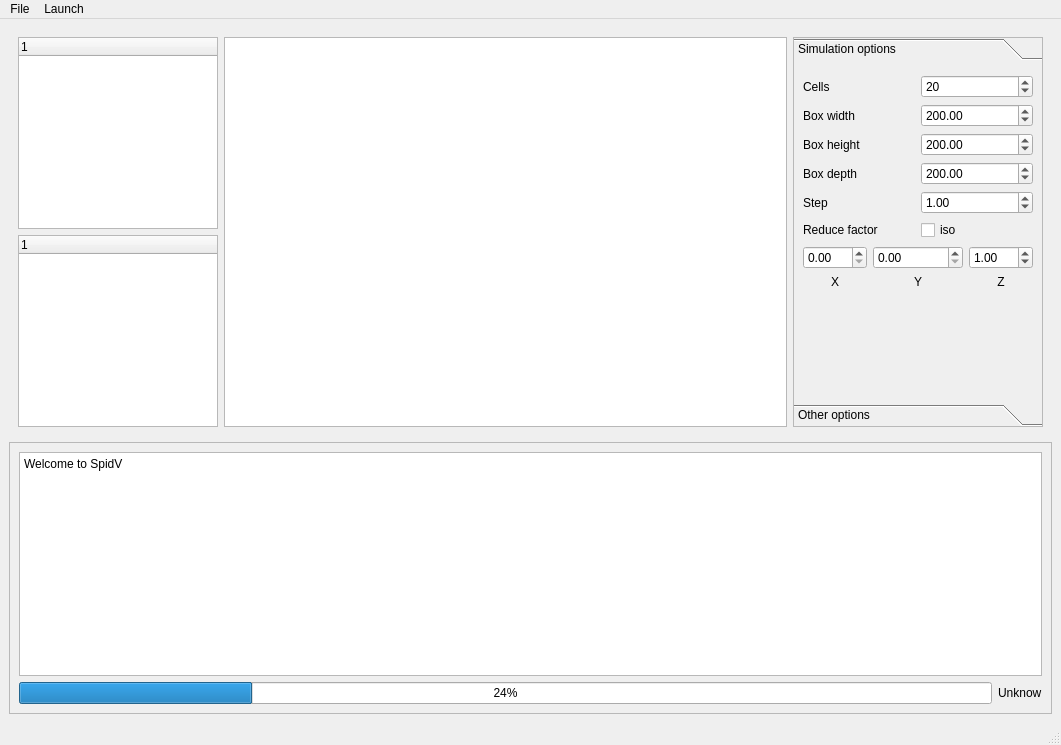
Qt form mainwindow.ui (IPAM-IGF/VesselMod) before a commit.
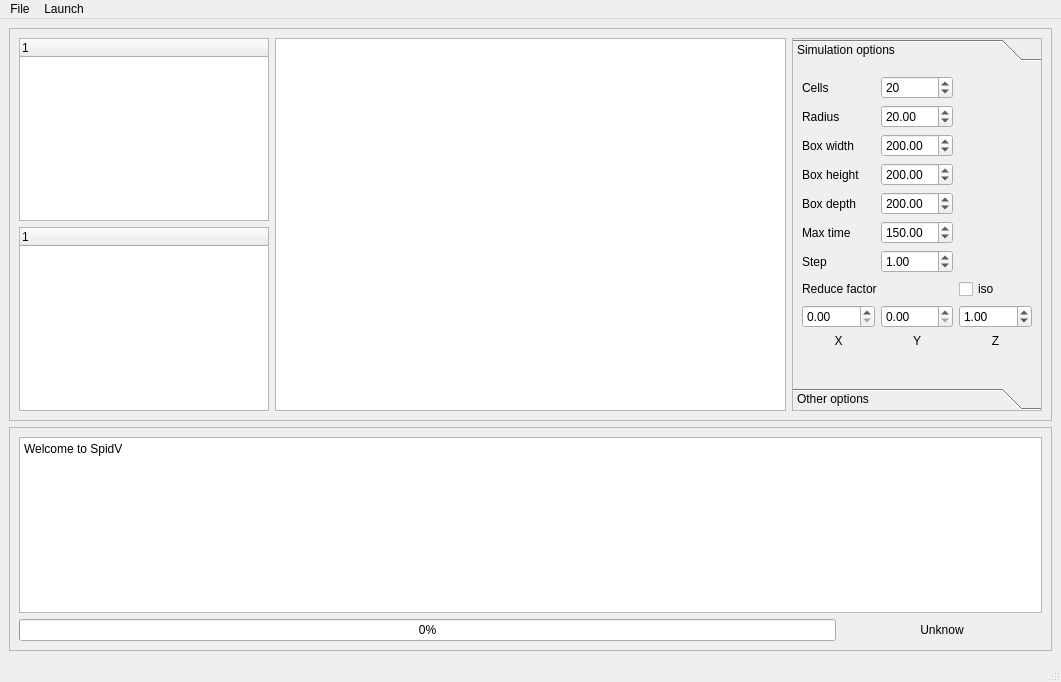
The same form after that commit. The open tabs and pages were chosen to show the change. Icons and pictures are not drawn.

```diff
--- a/mainwindow.ui
+++ b/mainwindow.ui
@@ -7,19 +7,108 @@
     <x>0</x>
     <y>0</y>
     <width>1061</width>
-    <height>745</height>
+    <height>682</height>
    </rect>
   </property>
   <property name="windowTitle">
-   <string>MainWindow</string>
+   <string>SpidV</string>
+  </property>
+  <property name="styleSheet">
+   <string notr="true"/>
   </property>
   <widget class="QWidget" name="centralwidget">
+   <property name="styleSheet">
+    <string notr="true">#centralwidget {
+/*background-color:white;
+background-image: url(:/backgroundimg/background.jpg);*/
+} 
+</string>
+   </property>
    <layout class="QGridLayout" name="gridLayout">
+    <item row="1" column="0">
+     <widget class="QFrame" name="frame">
+      <property name="minimumSize">
+       <size>
+        <width>0</width>
+        <height>100</height>
+       </size>
+      </property>
+      <property name="sizeIncrement">
+       <size>
+        <width>0</width>
+        <height>0</height>
+       </size>
+      </property>
+      <property name="frameShape">
+       <enum>QFrame::StyledPanel</enum>
+      </property>
+      <property name="frameShadow">
+       <enum>QFrame::Raised</enum>
+      </property>
+      <layout class="QGridLayout" name="gridLayout_4">
+       <item row="0" column="0" colspan="2">
+        <widget class="QPlainTextEdit" name="LogPanel">
+         <property name="sizePolicy">
+          <sizepolicy hsizetype="Expanding" vsizetype="Preferred">
+           <horstretch>0</horstretch>
+           <verstretch>0</verstretch>
+          </sizepolicy>
+         </property>
+         <property name="sizeIncrement">
+          <size>
+           <width>0</width>
+           <height>0</height>
+          </size>
+         </property>
+         <property name="readOnly">
+          <bool>true</bool>
+         </property>
+         <property name="plainText">
+          <string>Welcome to SpidV
+</string>
+         </property>
+        </widget>
+       </item>
+       <item row="1" column="0">
+        <widget class="QProgressBar" name="ProcessProgressBar">
+         <property name="value">
+          <number>0</number>
+         </property>
+        </widget>
+       </item>
+       <item row="1" column="1">
+        <widget class="QLabel" name="ProcessStatus">
+         <property name="minimumSize">
+          <size>
+           <width>200</width>
+           <height>0</height>
+          </size>
+         </property>
+         <property name="text">
+          <string>Unknow</string>
+         </property>
+         <property name="alignment">
+          <set>Qt::AlignCenter</set>
+         </property>
+        </widget>
+       </item>
+      </layout>
+     </widget>
+    </item>
     <item row="0" column="0">
-     <widget class="QWidget" name="widget" native="true">
+     <widget class="QFrame" name="frame">
+      <property name="frameShape">
+       <enum>QFrame::StyledPanel</enum>
+      </property>
       <layout class="QGridLayout" name="gridLayout_3">
        <item row="0" column="0">
         <widget class="QTreeWidget" name="CellTree">
+         <property name="minimumSize">
+          <size>
+           <width>250</width>
+           <height>0</height>
+          </size>
+         </property>
          <property name="maximumSize">
           <size>
            <width>200</width>
@@ -29,21 +118,18 @@
          <property name="lineWidth">
           <number>1</number>
          </property>
-         <column>
-          <property name="text">
-           <string notr="true">1</string>
-          </property>
-         </column>
-        </widget>
-       </item>
-       <item row="1" column="0">
-        <widget class="QTreeWidget" name="treeWidget">
-         <property name="maximumSize">
-          <size>
-           <width>200</width>
-           <height>16777215</height>
-          </size>
-         </property>
+         <attribute name="headerVisible">
+          <bool>true</bool>
+         </attribute>
+         <attribute name="headerCascadingSectionResizes">
+          <bool>false</bool>
+         </attribute>
+         <attribute name="headerCascadingSectionResizes">
+          <bool>false</bool>
+         </attribute>
+         <attribute name="headerVisible">
+          <bool>true</bool>
+         </attribute>
          <column>
           <property name="text">
            <string notr="true">1</string>
@@ -59,6 +145,9 @@
            <verstretch>0</verstretch>
           </sizepolicy>
          </property>
+         <property name="styleSheet">
+          <string notr="true"/>
+         </property>
          <property name="frameShape">
           <enum>QFrame::StyledPanel</enum>
          </property>
@@ -70,11 +159,17 @@
           <bool>true</bool>
          </property>
          <property name="sizePolicy">
-          <sizepolicy hsizetype="Ignored" vsizetype="Preferred">
+          <sizepolicy hsizetype="Expanding" vsizetype="Preferred">
            <horstretch>0</horstretch>
            <verstretch>0</verstretch>
           </sizepolicy>
          </property>
+         <property name="minimumSize">
+          <size>
+           <width>0</width>
+           <height>0</height>
+          </size>
+         </property>
          <property name="maximumSize">
           <size>
            <width>250</width>
@@ -92,8 +187,8 @@
            <rect>
             <x>0</x>
             <y>0</y>
-            <width>254</width>
-            <height>313</height>
+            <width>260</width>
+            <height>333</height>
            </rect>
           </property>
           <attribute name="label">
@@ -107,7 +202,7 @@
              </property>
             </widget>
            </item>
-           <item row="0" column="2" colspan="2">
+           <item row="0" column="1">
             <widget class="QSpinBox" name="spinNbcells">
              <property name="maximum">
               <number>999</number>
@@ -118,13 +213,30 @@
             </widget>
            </item>
            <item row="1" column="0">
+            <widget class="QLabel" name="Radiuslab">
+             <property name="text">
+              <string>Radius</string>
+             </property>
+            </widget>
+           </item>
+           <item row="1" column="1">
+            <widget class="QDoubleSpinBox" name="radiusSpin">
+             <property name="maximum">
+              <double>300.000000000000000</double>
+             </property>
+             <property name="value">
+              <double>20.000000000000000</double>
+             </property>
+            </widget>
+           </item>
+           <item row="2" column="0">
             <widget class="QLabel" name="boxsizelab">
              <property name="text">
               <string>Box width</string>
              </property>
             </widget>
            </item>
-           <item row="1" column="2" colspan="2">
+           <item row="2" column="1">
             <widget class="QDoubleSpinBox" name="spinDepth">
              <property name="maximum">
               <double>9999.989999999999782</double>
@@ -134,14 +246,14 @@
              </property>
             </widget>
            </item>
-           <item row="2" column="0">
+           <item row="3" column="0">
             <widget class="QLabel" name="label_3">
              <property name="text">
               <string>Box height</string>
              </property>
             </widget>
            </item>
-           <item row="2" column="2" colspan="2">
+           <item row="3" column="1">
             <widget class="QDoubleSpinBox" name="spinWidth">
              <property name="maximum">
               <double>9999.989999999999782</double>
@@ -151,14 +263,14 @@
              </property>
             </widget>
            </item>
-           <item row="3" column="0">
+           <item row="4" column="0">
             <widget class="QLabel" name="label_4">
              <property name="text">
               <string>Box depth</string>
              </property>
             </widget>
            </item>
-           <item row="3" column="2" colspan="2">
+           <item row="4" column="1">
             <widget class="QDoubleSpinBox" name="spinHeight">
              <property name="maximum">
               <double>9999.989999999999782</double>
@@ -168,15 +280,32 @@
              </property>
             </widget>
            </item>
-           <item row="4" column="0">
+           <item row="5" column="0">
+            <widget class="QLabel" name="timeLab">
+             <property name="text">
+              <string>Max time</string>
+             </property>
+            </widget>
+           </item>
+           <item row="5" column="1">
+            <widget class="QDoubleSpinBox" name="maxtimeSpin">
+             <property name="maximum">
+              <double>9999.000000000000000</double>
+             </property>
+             <property name="value">
+              <double>150.000000000000000</double>
+             </property>
+            </widget>
+           </item>
+           <item row="6" column="0">
             <widget class="QLabel" name="label">
              <property name="text">
               <string>Step</string>
              </property>
             </widget>
            </item>
-           <item row="4" column="2" colspan="2">
-            <widget class="QDoubleSpinBox" name="doubleSpinBox">
+           <item row="6" column="1">
+            <widget class="QDoubleSpinBox" name="stepSpin">
              <property name="maximum">
               <double>200.000000000000000</double>
              </property>
@@ -188,36 +317,29 @@
              </property>
             </widget>
            </item>
-           <item row="5" column="0" colspan="2">
+           <item row="7" column="0" colspan="2">
             <widget class="QLabel" name="label_2">
              <property name="text">
               <string>Reduce factor</string>
              </property>
             </widget>
            </item>
-           <item row="5" column="2">
-            <widget class="QCheckBox" name="checkBox">
-             <property name="text">
-              <string>iso</string>
-             </property>
-            </widget>
-           </item>
-           <item row="6" column="0">
-            <widget class="QDoubleSpinBox" name="doubleSpinBox_2">
+           <item row="8" column="0">
+            <widget class="QDoubleSpinBox" name="reduceFX">
              <property name="maximum">
               <double>300.000000000000000</double>
              </property>
             </widget>
            </item>
-           <item row="6" column="1" colspan="2">
-            <widget class="QDoubleSpinBox" name="doubleSpinBox_3">
+           <item row="8" column="1">
+            <widget class="QDoubleSpinBox" name="reduceFY">
              <property name="maximum">
               <double>300.000000000000000</double>
              </property>
             </widget>
            </item>
-           <item row="6" column="3">
-            <widget class="QDoubleSpinBox" name="doubleSpinBox_4">
+           <item row="8" column="2">
+            <widget class="QDoubleSpinBox" name="reduceFZ">
              <property name="maximum">
               <double>300.000000000000000</double>
              </property>
@@ -226,17 +348,7 @@
              </property>
             </widget>
            </item>
-           <item row="7" column="0">
-            <widget class="QLabel" name="label_5">
-             <property name="text">
-              <string>X</string>
-             </property>
-             <property name="alignment">
-              <set>Qt::AlignCenter</set>
-             </property>
-            </widget>
-           </item>
-           <item row="7" column="1" colspan="2">
+           <item row="9" column="1">
             <widget class="QLabel" name="label_6">
              <property name="text">
               <string>Y</string>
@@ -246,7 +358,7 @@
              </property>
             </widget>
            </item>
-           <item row="7" column="3">
+           <item row="9" column="2">
             <widget class="QLabel" name="label_7">
              <property name="text">
               <string>Z</string>
@@ -256,7 +368,7 @@
              </property>
             </widget>
            </item>
-           <item row="8" column="1">
+           <item row="10" column="1">
             <spacer name="verticalSpacer">
              <property name="orientation">
               <enum>Qt::Vertical</enum>
@@ -269,6 +381,23 @@
              </property>
             </spacer>
            </item>
+           <item row="7" column="2">
+            <widget class="QCheckBox" name="isocheckBox">
+             <property name="text">
+              <string>iso</string>
+             </property>
+            </widget>
+           </item>
+           <item row="9" column="0">
+            <widget class="QLabel" name="label_5">
+             <property name="text">
+              <string>X</string>
+             </property>
+             <property name="alignment">
+              <set>Qt::AlignCenter</set>
+             </property>
+            </widget>
+           </item>
           </layout>
          </widget>
          <widget class="QWidget" name="othopt">
@@ -286,46 +415,25 @@
          </widget>
         </widget>
        </item>
-      </layout>
-     </widget>
-    </item>
-    <item row="1" column="0">
-     <widget class="QFrame" name="frame">
-      <property name="minimumSize">
-       <size>
-        <width>0</width>
-        <height>100</height>
-       </size>
-      </property>
-      <property name="frameShape">
-       <enum>QFrame::StyledPanel</enum>
-      </property>
-      <property name="frameShadow">
-       <enum>QFrame::Raised</enum>
-      </property>
-      <layout class="QGridLayout" name="gridLayout_4">
-       <item row="0" column="0" colspan="2">
-        <widget class="QPlainTextEdit" name="LogPanel">
-         <property name="readOnly">
-          <bool>true</bool>
-         </property>
-         <property name="plainText">
-          <string>Welcome to SpidV</string>
-         </property>
-        </widget>
-       </item>
        <item row="1" column="0">
-        <widget class="QProgressBar" name="ProcessProgressBar">
-         <property name="value">
-          <number>24</number>
+        <widget class="QTreeWidget" name="containerTree">
+         <property name="minimumSize">
+          <size>
+           <width>250</width>
+           <height>0</height>
+          </size>
          </property>
-        </widget>
-       </item>
-       <item row="1" column="1">
-        <widget class="QLabel" name="ProcessStatus">
-         <property name="text">
-          <string>Unknow</string>
+         <property name="maximumSize">
+          <size>
+           <width>200</width>
+           <height>16777215</height>
+          </size>
          </property>
+         <column>
+          <property name="text">
+           <string notr="true">1</string>
+          </property>
+         </column>
         </widget>
        </item>
       </layout>
```
Left out of the diff: 6 changed lines with no effect on the pictures.
